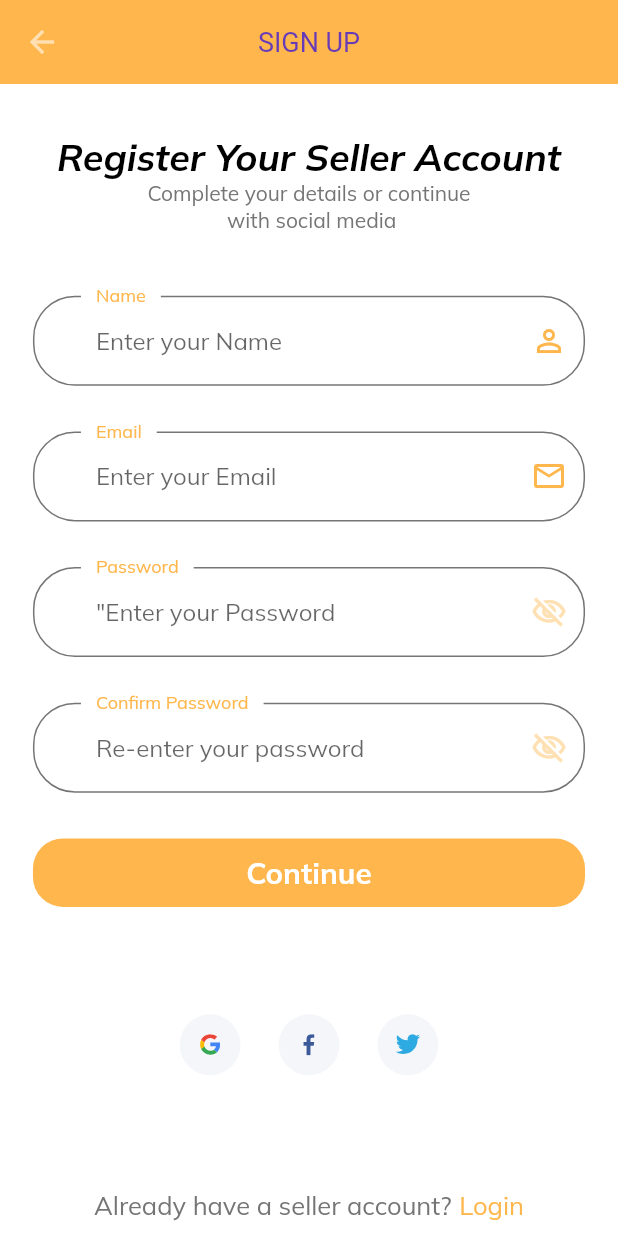
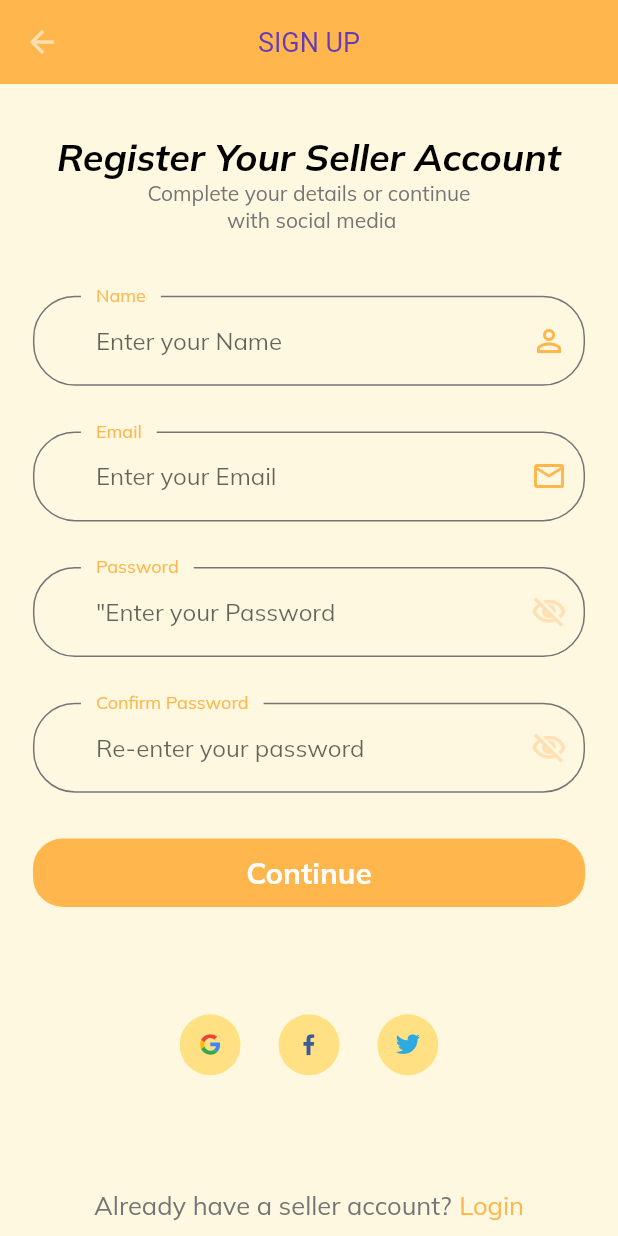
Before and after one commit to prakrutijoshi/E-Commerce_App, a Flutter app: the screen it shows after launch, after a tap on "Register", on a phone screen of 412 x 824 dp. Run offline on Flutter 3.47's test engine with Material 2 defaults, Android fonts, the light colour scheme and no system bars; our stand-ins replace bloc, cloud_firestore, equatable, firebase_auth, firebase_core, firebase_storage and 5 more; accounts and stored records are empty.

Commit message:
login and register commit changes

```diff
--- a/e_shop_seller/lib/presentation/screens/login/login_screen.dart
+++ b/e_shop_seller/lib/presentation/screens/login/login_screen.dart
@@ -15,6 +15,7 @@ class LoginScreen extends StatelessWidget {
       create: (context) => di.sl<LoginCubit>(),
       child: SafeArea(
         child: Scaffold(
+          backgroundColor: Colors.amber[50],
           appBar: AppBar(
             title: Text("SIGN IN"),
             centerTitle: true,
--- a/e_shop_seller/lib/presentation/screens/register/components/socialcard.dart
+++ b/e_shop_seller/lib/presentation/screens/register/components/socialcard.dart
@@ -23,7 +23,7 @@ class SocalCard extends StatelessWidget {
         height: getProportionateScreenHeight(40),
         width: getProportionateScreenWidth(40),
         decoration: BoxDecoration(
-          color: Color(0xFFF5F6F9),
+          color: Colors.amber[200],
           shape: BoxShape.circle,
         ),
         child: SvgPicture.asset(icon!),
--- a/e_shop_seller/lib/presentation/screens/register/register_screen.dart
+++ b/e_shop_seller/lib/presentation/screens/register/register_screen.dart
@@ -16,6 +16,7 @@ class RegisterScreen extends StatelessWidget {
       create: (context) => di.sl<RegisterCubit>(),
       child: SafeArea(
         child: Scaffold(
+          backgroundColor: Colors.amber[50],
           appBar: AppBar(
             title: Text("SIGN UP"),
             centerTitle: true,
```
